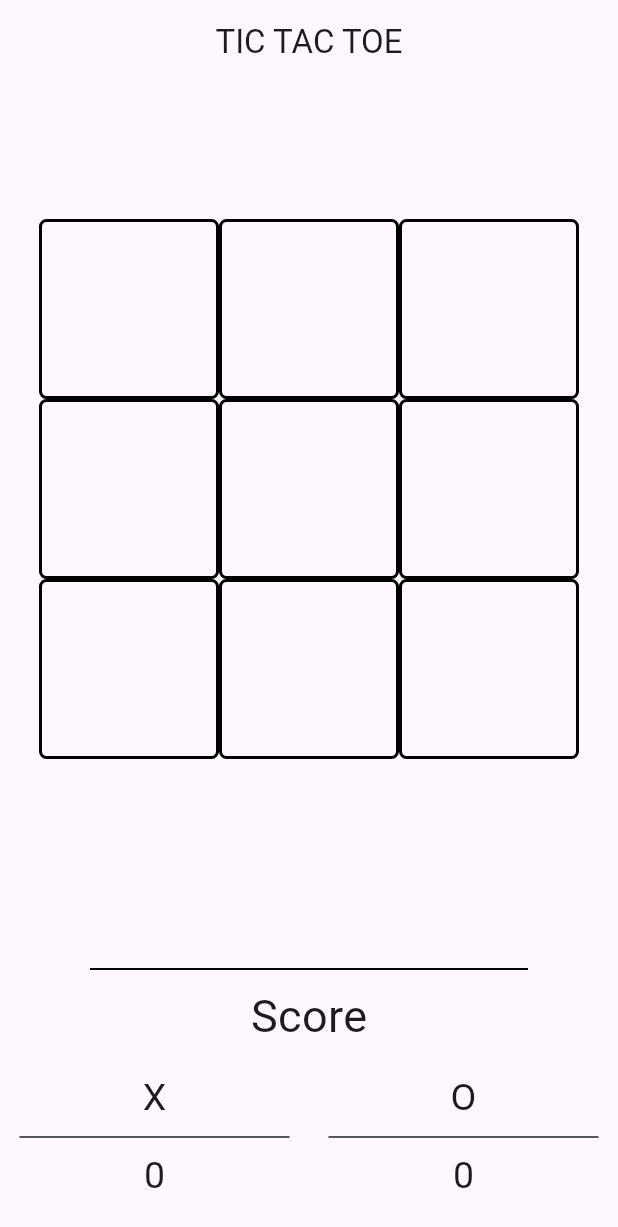
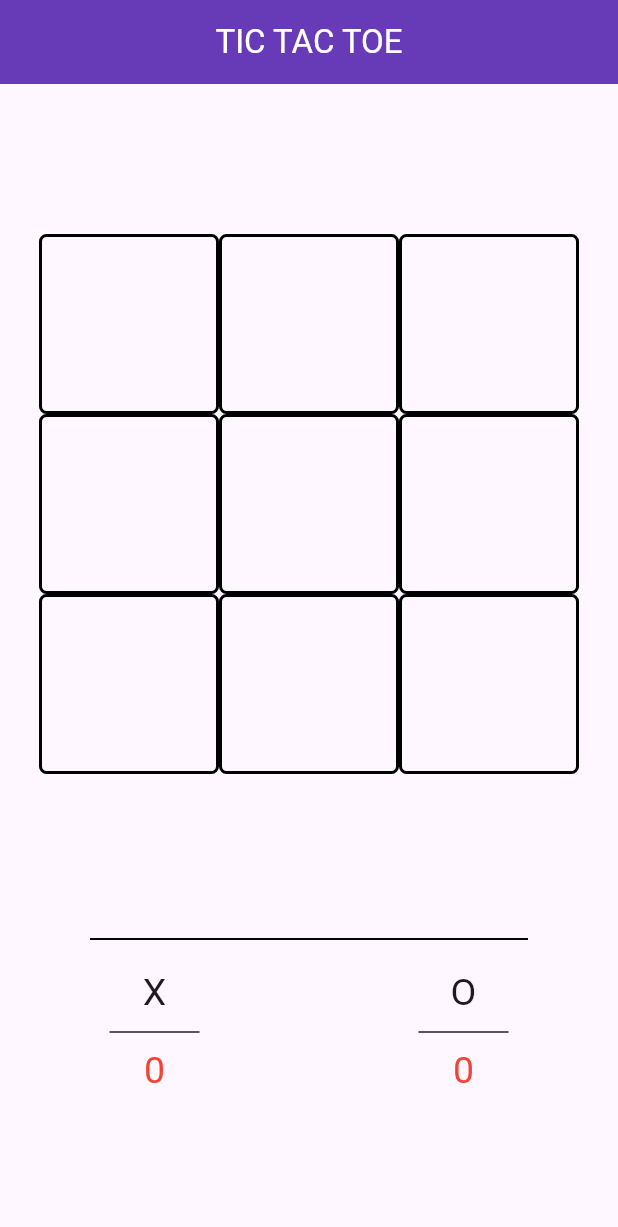
Before and after one commit to rohitbaing08/XO-Game, a Flutter app: the screen it shows after launch, on a phone screen of 412 x 824 dp. Shown: the top 1227 px of the screen. Run offline on Flutter 3.47's test engine with Material 3 defaults, Android fonts, the phone set to English and light mode, and no system bars; project files that could hold a hidden picture were left out.

Commit message:
Some fixes

```diff
--- a/lib/gameui/gameui.dart
+++ b/lib/gameui/gameui.dart
@@ -1,4 +1,5 @@
 import 'package:flutter/material.dart';
+
 import '../Widgets/block.dart';
 
 int n = 1;
@@ -187,7 +188,27 @@ class _GameUIState extends State<GameUI> {
       child: Column(
         children: [
           Container(
-            margin: const EdgeInsets.only(top: 90),
+            margin: const EdgeInsets.only(top: 20),
+            height: 60,
+            width: 400,
+            child: Center(
+              child: pressed
+                  ? pressed2
+                      ? pressed1
+                          ? Text(xwin,
+                              style: const TextStyle(
+                                  color: Colors.black, fontSize: 40))
+                          : Text(owin,
+                              style: const TextStyle(
+                                  color: Colors.black, fontSize: 40))
+                      : Text(nowin,
+                          style: const TextStyle(
+                              color: Colors.black, fontSize: 40))
+                  : const Text(''),
+            ),
+          ),
+          Container(
+            margin: const EdgeInsets.only(top: 20, bottom: 50),
             height: 360,
             width: 360,
             child: Column(children: [
@@ -340,25 +361,6 @@ class _GameUIState extends State<GameUI> {
               )
             ]),
           ),
-
-          Container(
-              margin: const EdgeInsets.only(top: 20),
-              height: 60,
-              width: 400,
-              child: Center(
-                  child: pressed
-                      ? pressed2
-                          ? pressed1
-                              ? Text(xwin,
-                                  style: const TextStyle(
-                                      color: Colors.black, fontSize: 40))
-                              : Text(owin,
-                                  style: const TextStyle(
-                                      color: Colors.black, fontSize: 40))
-                          : Text(nowin,
-                              style: const TextStyle(
-                                  color: Colors.black, fontSize: 40))
-                      : const Text(''))),
           pressed
               ? ElevatedButton(
                   onPressed: () {
@@ -371,14 +373,17 @@ class _GameUIState extends State<GameUI> {
                       disable = false;
                     });
                   },
-                  child: Container(
-                      height: 50,
-                      width: 80,
-                      child: const Center(
-                          child: Text(
+                  child: const SizedBox(
+                    height: 50,
+                    width: 120,
+                    child: Center(
+                      child: Text(
                         'Play Again',
                         style: TextStyle(fontSize: 16),
-                      ))))
+                      ),
+                    ),
+                  ),
+                )
               : Container(height: 50),
           const Divider(
             color: Colors.black,
@@ -387,20 +392,13 @@ class _GameUIState extends State<GameUI> {
             endIndent: 60,
             height: 20,
           ),
-          const Text(
-            'Score',
-            style: TextStyle(fontSize: 30),
-          ),
-          //  Divider(color: Colors.black,thickness: 1.3,indent: 100,endIndent: 100,),
-          Container(
-            height: 110,
+          SizedBox(
             child: Row(
               mainAxisAlignment: MainAxisAlignment.spaceAround,
               children: [
                 Padding(
                   padding: const EdgeInsets.all(8.0),
                   child: SizedBox(
-                    height: 80,
                     width: 180,
                     child: Column(
                       mainAxisAlignment: MainAxisAlignment.center,
@@ -409,10 +407,15 @@ class _GameUIState extends State<GameUI> {
                           'X',
                           style: TextStyle(fontSize: 25),
                         ),
-                        const Divider(color: Colors.black87),
+                        const Divider(
+                          color: Colors.black87,
+                          indent: 60,
+                          endIndent: 60,
+                        ),
                         Text(
                           score1.toString(),
-                          style: const TextStyle(fontSize: 25),
+                          style:
+                              const TextStyle(fontSize: 25, color: Colors.red),
                         )
                       ],
                     ),
@@ -421,15 +424,19 @@ class _GameUIState extends State<GameUI> {
                 Padding(
                   padding: const EdgeInsets.all(8.0),
                   child: SizedBox(
-                    height: 80,
                     width: 180,
                     child: Column(
                       mainAxisAlignment: MainAxisAlignment.center,
                       children: [
                         const Text('O', style: TextStyle(fontSize: 25)),
-                        const Divider(color: Colors.black87),
+                        const Divider(
+                          color: Colors.black87,
+                          indent: 60,
+                          endIndent: 60,
+                        ),
                         Text(score2.toString(),
-                            style: const TextStyle(fontSize: 25))
+                            style: const TextStyle(
+                                fontSize: 25, color: Colors.red))
                       ],
                     ),
                   ),
--- a/lib/main.dart
+++ b/lib/main.dart
@@ -1,7 +1,5 @@
 import 'package:flutter/material.dart';
-
 import 'package:newapp/Gameui/gameui.dart';
-
 
 void main() {
   runApp(const MyApp());
@@ -13,14 +11,18 @@ class MyApp extends StatelessWidget {
   // This widget is the root of your application.
   @override
   Widget build(BuildContext context) {
-    return  MaterialApp(
+    return MaterialApp(
       debugShowCheckedModeBanner: false,
       theme: ThemeData(
         primarySwatch: Colors.deepPurple,
       ),
       home: Scaffold(
         appBar: AppBar(
-              title: const Center(child: Text("TIC TAC TOE")),
+          backgroundColor: Colors.deepPurple,
+          foregroundColor: Colors.white,
+          title: const Center(
+            child: Text("TIC TAC TOE"),
+          ),
         ),
         body: const GameUI(),
       ),
```
Also changed, not shown: pubspec.lock. Lines whose indentation alone changed are shown as unchanged.
